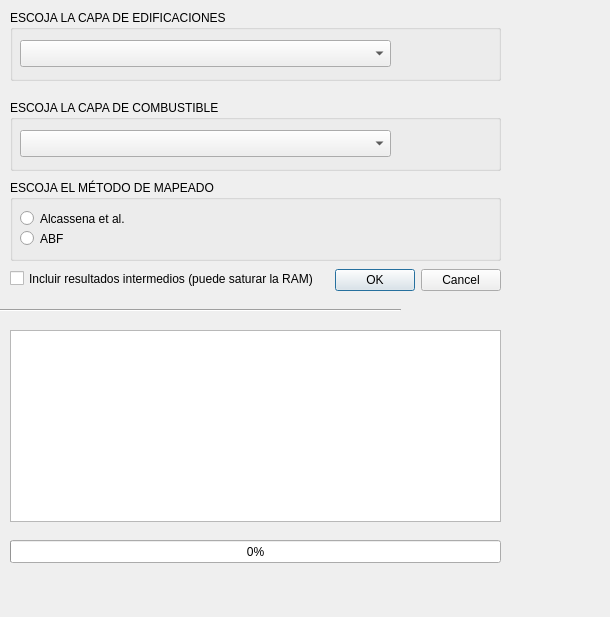
This is geoprocesador_de_iuf_dialog_base.ui in Adria-Barreiro-Franquet/Geoprocesador_de_IUF as Qt 5 draws it before an edit. The edited form follows.
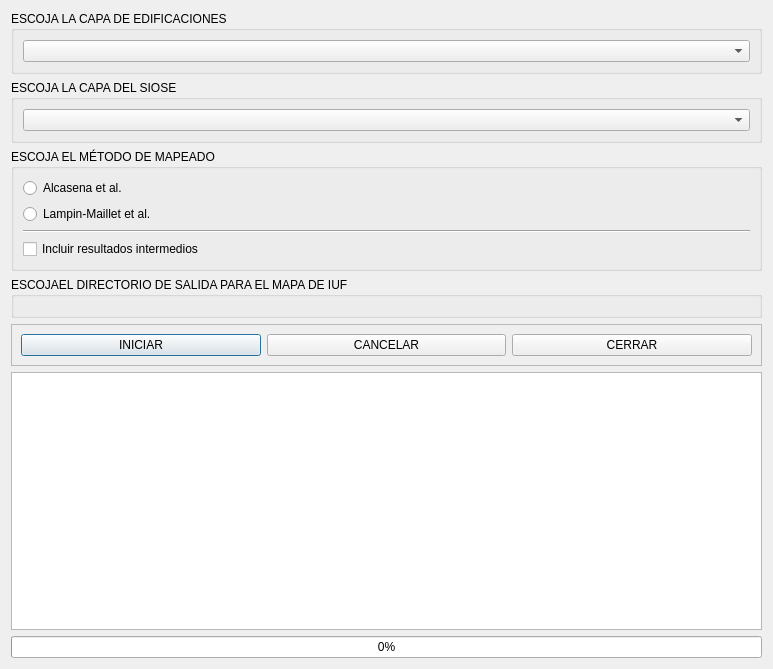
This is the edited form. Custom widgets are drawn as their Qt base class.

What changed in the file:
```diff
--- a/geoprocesador_de_iuf_dialog_base.ui
+++ b/geoprocesador_de_iuf_dialog_base.ui
@@ -6,165 +6,152 @@
    <rect>
     <x>0</x>
     <y>0</y>
-    <width>610</width>
-    <height>617</height>
+    <width>773</width>
+    <height>669</height>
    </rect>
   </property>
   <property name="windowTitle">
    <string>Geoprocesador De IUF</string>
   </property>
-  <widget class="QDialogButtonBox" name="button_box">
-   <property name="geometry">
-    <rect>
-     <x>330</x>
-     <y>260</y>
-     <width>171</width>
-     <height>41</height>
-    </rect>
-   </property>
-   <property name="orientation">
-    <enum>Qt::Horizontal</enum>
-   </property>
-   <property name="standardButtons">
-    <set>QDialogButtonBox::Cancel|QDialogButtonBox::Ok</set>
-   </property>
-  </widget>
-  <widget class="QCheckBox" name="ResultadosIntermedios">
-   <property name="geometry">
-    <rect>
-     <x>10</x>
-     <y>270</y>
-     <width>321</width>
-     <height>17</height>
-    </rect>
-   </property>
-   <property name="text">
-    <string>Incluir resultados intermedios (puede saturar la RAM)</string>
-   </property>
-  </widget>
-  <widget class="QGroupBox" name="selectorDeMetodo">
-   <property name="geometry">
-    <rect>
-     <x>10</x>
-     <y>180</y>
-     <width>491</width>
-     <height>81</height>
-    </rect>
-   </property>
-   <property name="title">
-    <string>ESCOJA EL MÉTODO DE MAPEADO</string>
-   </property>
-   <widget class="QRadioButton" name="metodoAlcassena">
-    <property name="geometry">
-     <rect>
-      <x>10</x>
-      <y>30</y>
-      <width>171</width>
-      <height>17</height>
-     </rect>
-    </property>
-    <property name="text">
-     <string>Alcassena et al.</string>
-    </property>
-   </widget>
-   <widget class="QRadioButton" name="metodoABF">
-    <property name="geometry">
-     <rect>
-      <x>10</x>
-      <y>50</y>
-      <width>82</width>
-      <height>17</height>
-     </rect>
-    </property>
-    <property name="text">
-     <string>ABF</string>
-    </property>
-   </widget>
-  </widget>
-  <widget class="QProgressBar" name="progressBar">
-   <property name="geometry">
-    <rect>
-     <x>10</x>
-     <y>540</y>
-     <width>491</width>
-     <height>23</height>
-    </rect>
-   </property>
-   <property name="value">
-    <number>0</number>
-   </property>
-  </widget>
-  <widget class="QGroupBox" name="selectorEdificaciones">
-   <property name="geometry">
-    <rect>
-     <x>10</x>
-     <y>10</y>
-     <width>491</width>
-     <height>71</height>
-    </rect>
-   </property>
-   <property name="title">
-    <string>ESCOJA LA CAPA DE EDIFICACIONES</string>
-   </property>
-   <widget class="QgsMapLayerComboBox" name="selectorCapaEdificaciones">
-    <property name="geometry">
-     <rect>
-      <x>10</x>
-      <y>30</y>
-      <width>371</width>
-      <height>27</height>
-     </rect>
-    </property>
-   </widget>
-  </widget>
-  <widget class="QGroupBox" name="selectorCombustible">
-   <property name="geometry">
-    <rect>
-     <x>10</x>
-     <y>100</y>
-     <width>491</width>
-     <height>71</height>
-    </rect>
-   </property>
-   <property name="title">
-    <string>ESCOJA LA CAPA DE COMBUSTIBLE</string>
-   </property>
-   <widget class="QgsMapLayerComboBox" name="selectorCapaCombustible">
-    <property name="geometry">
-     <rect>
-      <x>10</x>
-      <y>30</y>
-      <width>371</width>
-      <height>27</height>
-     </rect>
-    </property>
-   </widget>
-  </widget>
-  <widget class="QTextBrowser" name="txtLog">
-   <property name="geometry">
-    <rect>
-     <x>10</x>
-     <y>330</y>
-     <width>491</width>
-     <height>192</height>
-    </rect>
-   </property>
-  </widget>
-  <widget class="Line" name="line">
-   <property name="geometry">
-    <rect>
-     <x>0</x>
-     <y>300</y>
-     <width>401</width>
-     <height>20</height>
-    </rect>
-   </property>
-   <property name="orientation">
-    <enum>Qt::Horizontal</enum>
-   </property>
-  </widget>
+  <layout class="QVBoxLayout" name="verticalLayout_2">
+   <item>
+    <widget class="QGroupBox" name="selectorEdificaciones">
+     <property name="title">
+      <string>ESCOJA LA CAPA DE EDIFICACIONES</string>
+     </property>
+     <layout class="QVBoxLayout" name="verticalLayout">
+      <item>
+       <widget class="QgsMapLayerComboBox" name="selectorCapaEdificaciones"/>
+      </item>
+     </layout>
+    </widget>
+   </item>
+   <item>
+    <widget class="QGroupBox" name="selectorCombustible">
+     <property name="title">
+      <string>ESCOJA LA CAPA DEL SIOSE</string>
+     </property>
+     <layout class="QGridLayout" name="gridLayout">
+      <item row="0" column="0">
+       <widget class="QgsMapLayerComboBox" name="selectorCapaCombustible"/>
+      </item>
+     </layout>
+    </widget>
+   </item>
+   <item>
+    <widget class="QGroupBox" name="selectorDeMetodo">
+     <property name="title">
+      <string>ESCOJA EL MÉTODO DE MAPEADO</string>
+     </property>
+     <layout class="QGridLayout" name="gridLayout_2">
+      <item row="2" column="0">
+       <widget class="QRadioButton" name="metodoLampinMaillet">
+        <property name="text">
+         <string>Lampin-Maillet et al.</string>
+        </property>
+       </widget>
+      </item>
+      <item row="0" column="0">
+       <widget class="QRadioButton" name="metodoAlcasena">
+        <property name="text">
+         <string>Alcasena et al.</string>
+        </property>
+       </widget>
+      </item>
+      <item row="4" column="0">
+       <widget class="QCheckBox" name="ResultadosIntermedios">
+        <property name="text">
+         <string>Incluir resultados intermedios</string>
+        </property>
+       </widget>
+      </item>
+      <item row="3" column="0">
+       <widget class="Line" name="line">
+        <property name="orientation">
+         <enum>Qt::Horizontal</enum>
+        </property>
+       </widget>
+      </item>
+     </layout>
+    </widget>
+   </item>
+   <item>
+    <widget class="QGroupBox" name="groupBox">
+     <property name="title">
+      <string>ESCOJAEL DIRECTORIO DE SALIDA PARA EL MAPA DE IUF</string>
+     </property>
+     <layout class="QGridLayout" name="gridLayout_4">
+      <item row="0" column="0">
+       <widget class="QgsFileWidget" name="directorio_final">
+        <property name="filter">
+         <string>GeoPackage (*.gpkg)</string>
+        </property>
+        <property name="storageMode">
+         <enum>QgsFileWidget::SaveFile</enum>
+        </property>
+       </widget>
+      </item>
+     </layout>
+    </widget>
+   </item>
+   <item>
+    <widget class="QFrame" name="acciones">
+     <property name="frameShape">
+      <enum>QFrame::StyledPanel</enum>
+     </property>
+     <property name="frameShadow">
+      <enum>QFrame::Raised</enum>
+     </property>
+     <layout class="QGridLayout" name="gridLayout_3">
+      <item row="0" column="0">
+       <widget class="QPushButton" name="boton_iniciar">
+        <property name="text">
+         <string>INICIAR</string>
+        </property>
+       </widget>
+      </item>
+      <item row="0" column="1">
+       <widget class="QPushButton" name="boton_cancelar">
+        <property name="text">
+         <string>CANCELAR</string>
+        </property>
+       </widget>
+      </item>
+      <item row="0" column="2">
+       <widget class="QPushButton" name="boton_cerrar">
+        <property name="text">
+         <string>CERRAR</string>
+        </property>
+       </widget>
+      </item>
+     </layout>
+    </widget>
+   </item>
+   <item>
+    <widget class="QTextBrowser" name="txtLog"/>
+   </item>
+   <item>
+    <widget class="QProgressBar" name="progressBar">
+     <property name="value">
+      <number>0</number>
+     </property>
+    </widget>
+   </item>
+  </layout>
+  <zorder>txtLog</zorder>
+  <zorder>selectorDeMetodo</zorder>
+  <zorder>progressBar</zorder>
+  <zorder>selectorEdificaciones</zorder>
+  <zorder>selectorCombustible</zorder>
+  <zorder>acciones</zorder>
+  <zorder>groupBox</zorder>
  </widget>
  <customwidgets>
+  <customwidget>
+   <class>QgsFileWidget</class>
+   <extends>QWidget</extends>
+   <header>qgsfilewidget.h</header>
+  </customwidget>
   <customwidget>
    <class>QgsMapLayerComboBox</class>
    <extends>QComboBox</extends>
```
Left out of the diff: 19 changed lines with no effect on the pictures.
